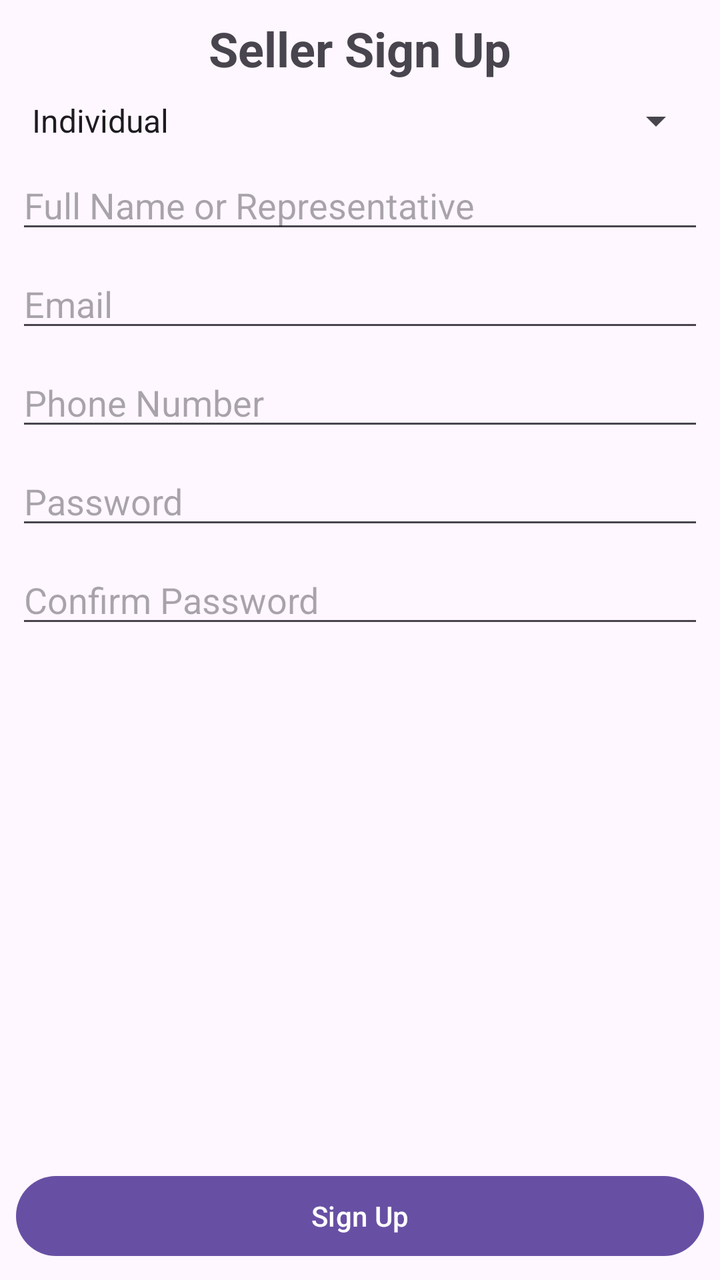
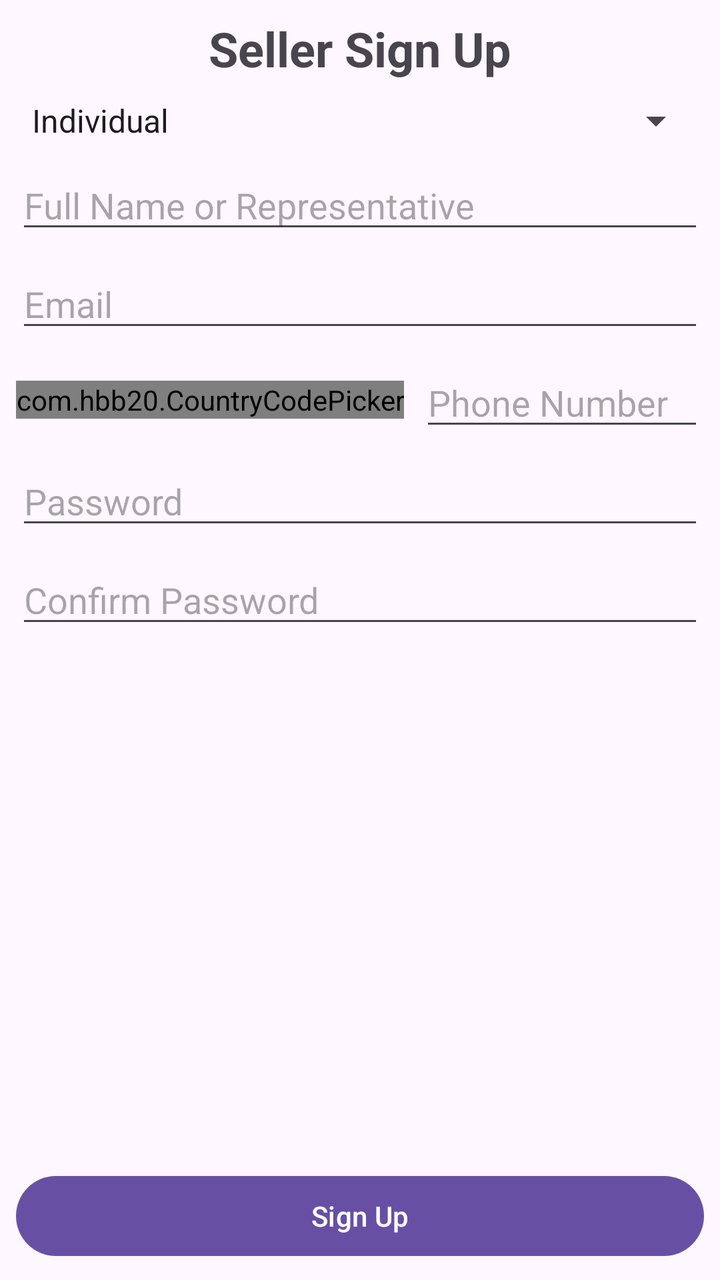

The first picture is an Android layout as it rendered before a commit; the second is the same layout after the commit. The layout source and the unified diff follow.
<!-- AndroidManifest.xml: application theme Theme.BooksForMeSeller -->
<!-- res/layout/activity_sign_up.xml -->
<?xml version="1.0" encoding="utf-8"?>
<androidx.constraintlayout.widget.ConstraintLayout xmlns:android="http://schemas.android.com/apk/res/android"
    xmlns:app="http://schemas.android.com/apk/res-auto"
    xmlns:tools="http://schemas.android.com/tools"
    android:id="@+id/main"
    android:layout_width="match_parent"
    android:layout_height="match_parent"
    tools:context=".activity.signup.SignUpActivity">

    
    <TextView
        android:id="@+id/sign_up_page_title"
        android:layout_width="match_parent"
        android:layout_height="wrap_content"
        android:layout_margin="8dp"
        android:text="@string/sign_up_page_text"
        android:textAlignment="center"
        android:textSize="24sp"
        android:textStyle="bold"
        app:layout_constraintEnd_toEndOf="parent"
        app:layout_constraintStart_toStartOf="parent"
        app:layout_constraintTop_toTopOf="parent" />

    
    <Spinner
        android:id="@+id/spinnerSellerType"
        android:layout_width="match_parent"
        android:layout_height="wrap_content"
        android:layout_margin="8dp"
        android:entries="@array/seller_types"
        app:layout_constraintEnd_toEndOf="parent"
        app:layout_constraintStart_toStartOf="parent"
        app:layout_constraintTop_toBottomOf="@id/sign_up_page_title" />

    
    <EditText
        android:id="@+id/etFullName"
        android:layout_width="match_parent"
        android:layout_height="wrap_content"
        android:layout_margin="8dp"
        android:layout_marginTop="8dp"
        android:hint="@string/sign_up_page_name_text_hint"
        android:inputType="textPersonName"
        app:layout_constraintEnd_toEndOf="parent"
        app:layout_constraintStart_toStartOf="parent"
        app:layout_constraintTop_toBottomOf="@id/spinnerSellerType" />

    
    <EditText
        android:id="@+id/etEmail"
        android:layout_width="match_parent"
        android:layout_height="wrap_content"
        android:layout_margin="8dp"
        android:layout_marginTop="8dp"
        android:hint="@string/sign_up_page_email_text_hint"
        android:inputType="textEmailAddress"
        app:layout_constraintEnd_toEndOf="parent"
        app:layout_constraintStart_toStartOf="parent"
        app:layout_constraintTop_toBottomOf="@id/etFullName" />

    <EditText
        android:id="@+id/etPhoneNumber"
        android:layout_width="match_parent"
        android:layout_height="wrap_content"
        android:layout_margin="8dp"
        android:layout_marginTop="112dp"
        android:hint="@string/sign_up_page_phone_number_text_hint"
        android:inputType="phone"
        app:layout_constraintEnd_toEndOf="parent"
        app:layout_constraintStart_toStartOf="parent"
        app:layout_constraintTop_toBottomOf="@id/etEmail" />

    
    <EditText
        android:id="@+id/etPassword"
        android:layout_width="match_parent"
        android:layout_height="wrap_content"
        android:layout_margin="8dp"
        android:layout_marginTop="8dp"
        android:hint="@string/sign_up_page_password_text_hint"
        android:inputType="textPassword"
        app:layout_constraintEnd_toEndOf="parent"
        app:layout_constraintStart_toStartOf="parent"
        app:layout_constraintTop_toBottomOf="@id/etPhoneNumber" />

    
    <EditText
        android:id="@+id/etConfirmPassword"
        android:layout_width="match_parent"
        android:layout_height="wrap_content"
        android:layout_margin="8dp"
        android:layout_marginTop="8dp"
        android:hint="@string/sign_up_page_confirm_password_text_hint"
        android:inputType="textPassword"
        app:layout_constraintEnd_toEndOf="parent"
        app:layout_constraintStart_toStartOf="parent"
        app:layout_constraintTop_toBottomOf="@id/etPassword" />

    <Button
        android:id="@+id/btnSignUp"
        android:layout_width="match_parent"
        android:layout_height="wrap_content"
        android:layout_margin="8dp"
        android:text="@string/sign_up_page_button_text"
        app:layout_constraintBottom_toBottomOf="parent"
        app:layout_constraintEnd_toEndOf="parent"
        app:layout_constraintStart_toStartOf="parent" />

    <ProgressBar
        android:id="@+id/progressBar"
        android:layout_width="wrap_content"
        android:layout_height="wrap_content"
        android:visibility="gone"
        android:layout_gravity="center"
        app:layout_constraintTop_toBottomOf="parent"
        app:layout_constraintEnd_toEndOf="parent"
        app:layout_constraintStart_toStartOf="parent"/>

</androidx.constraintlayout.widget.ConstraintLayout>
<!-- resources referenced by this layout -->
<resources>
  <string-array name="seller_types">
          <item>Individual</item>
          <item>Company</item>
      </string-array>
  <string name="sign_up_page_button_text">Sign Up</string>
  <string name="sign_up_page_confirm_password_text_hint">Confirm Password</string>
  <string name="sign_up_page_email_text_hint">Email</string>
  <string name="sign_up_page_name_text_hint">Full Name or Representative</string>
  <string name="sign_up_page_password_text_hint">Password</string>
  <string name="sign_up_page_phone_number_text_hint">Phone Number</string>
  <string name="sign_up_page_text">Seller Sign Up</string>
  <style name="Theme.BooksForMeSeller" parent="Base.Theme.BooksForMeSeller" />
  <style name="Base.Theme.BooksForMeSeller" parent="Theme.Material3.DayNight.NoActionBar">
          
          
      </style>
</resources>

<!-- the commit's change to res/layout/activity_sign_up.xml (unified diff, before → after) -->
@@ -8,6 +8,7 @@
     tools:context=".activity.signup.SignUpActivity">
 
     
+
     <TextView
         android:id="@+id/sign_up_page_title"
         android:layout_width="match_parent"
@@ -58,16 +59,31 @@
         app:layout_constraintStart_toStartOf="parent"
         app:layout_constraintTop_toBottomOf="@id/etFullName" />
 
+    <com.hbb20.CountryCodePicker
+        android:id="@+id/countryCodePicker"
+        android:layout_width="wrap_content"
+        android:layout_height="wrap_content"
+        android:layout_margin="8dp"
+        app:ccp_defaultLanguage="ENGLISH"
+        app:ccp_defaultNameCode="LK"
+        app:ccp_defaultPhoneCode="94"
+        app:ccp_showFlag="true"
+        app:ccp_showNameCode="false"
+        app:ccp_showPhoneCode="true"
+        app:layout_constraintBottom_toBottomOf="@+id/etPhoneNumber"
+        app:layout_constraintStart_toStartOf="parent"
+        app:layout_constraintTop_toTopOf="@+id/etPhoneNumber" />
+
     <EditText
         android:id="@+id/etPhoneNumber"
-        android:layout_width="match_parent"
+        android:layout_width="0dp"
         android:layout_height="wrap_content"
         android:layout_margin="8dp"
         android:layout_marginTop="112dp"
         android:hint="@string/sign_up_page_phone_number_text_hint"
         android:inputType="phone"
         app:layout_constraintEnd_toEndOf="parent"
-        app:layout_constraintStart_toStartOf="parent"
+        app:layout_constraintStart_toEndOf="@+id/countryCodePicker"
         app:layout_constraintTop_toBottomOf="@id/etEmail" />
 
     
@@ -107,13 +123,14 @@
         app:layout_constraintStart_toStartOf="parent" />
 
     <ProgressBar
-        android:id="@+id/progressBar"
+        android:id="@+id/signUpProgressBar"
         android:layout_width="wrap_content"
         android:layout_height="wrap_content"
+        android:layout_gravity="center"
         android:visibility="gone"
-        android:layout_gravity="center"
-        app:layout_constraintTop_toBottomOf="parent"
+        app:layout_constraintBottom_toBottomOf="parent"
         app:layout_constraintEnd_toEndOf="parent"
-        app:layout_constraintStart_toStartOf="parent"/>
+        app:layout_constraintStart_toStartOf="parent"
+        app:layout_constraintTop_toTopOf="parent" />
 
 </androidx.constraintlayout.widget.ConstraintLayout>
